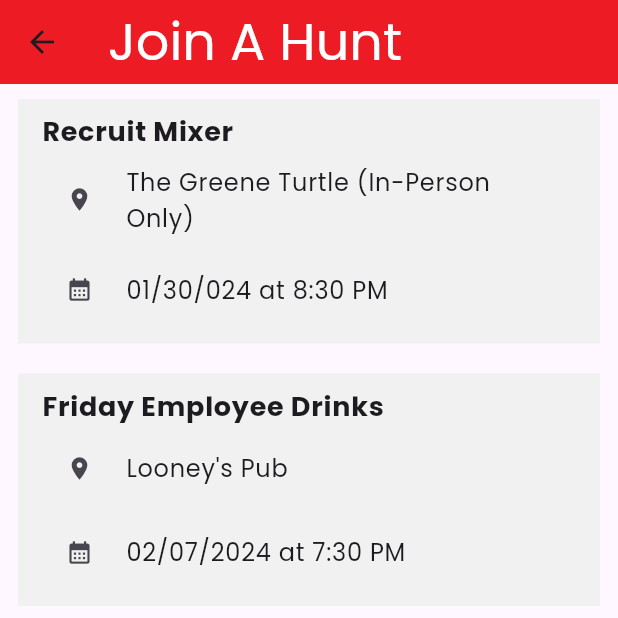
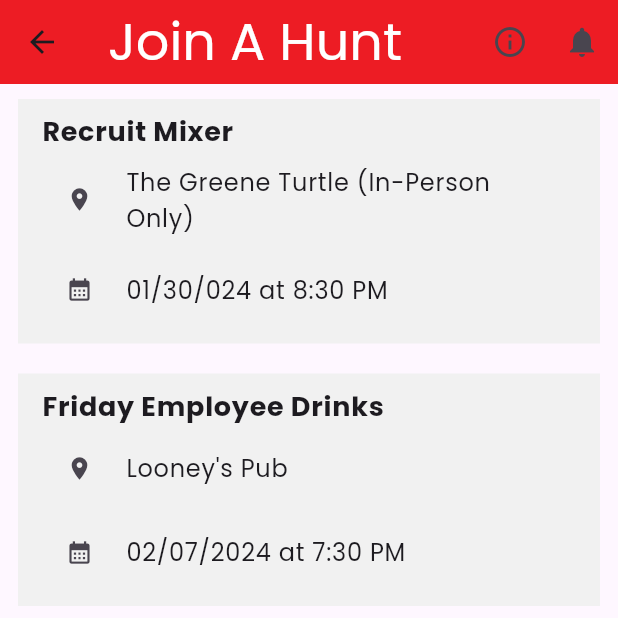
Before and after one commit to pabin1/afterhours-copy, a Flutter app: the JoinHuntView screen opened directly, on a phone screen of 412 x 824 dp, the top half of it. Run offline on Flutter 3.47's test engine with Material 3 defaults, Android fonts, the light colour scheme and no system bars; our stand-ins replace google_fonts.

Commit message:
Fixed app bar

```diff
--- a/client/lib/views/join_hunt_view.dart
+++ b/client/lib/views/join_hunt_view.dart
@@ -9,6 +9,7 @@ class JoinHuntView extends StatelessWidget {
   Widget build(BuildContext context) {
     return Scaffold(
       appBar: AppBar(
+        centerTitle: false,
         title: const Text(
           "Join A Hunt",
           style: TextStyle(
@@ -16,6 +17,16 @@ class JoinHuntView extends StatelessWidget {
             fontSize: 35,
           ),
         ),
+        actions: [
+          IconButton(
+            onPressed: () => {},
+            icon: Icon(Icons.info_outline),
+          ),
+          IconButton(
+            onPressed: () => {},
+            icon: Icon(Icons.notifications),
+          )
+        ],
         backgroundColor: praxisRed,
       ),
       body: Column(
```
